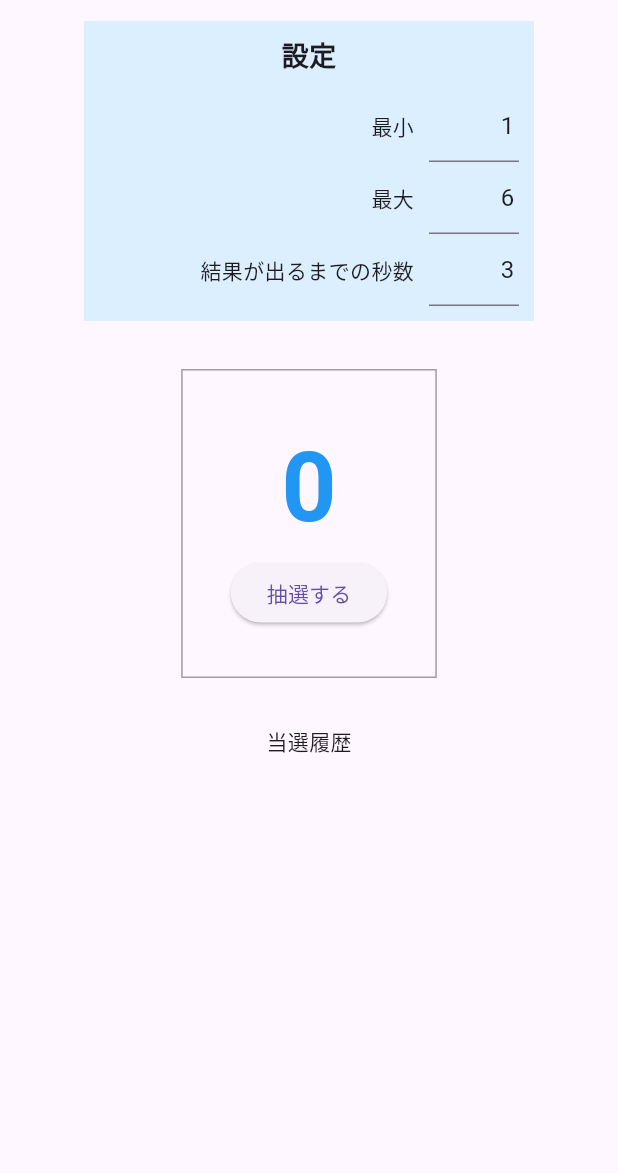
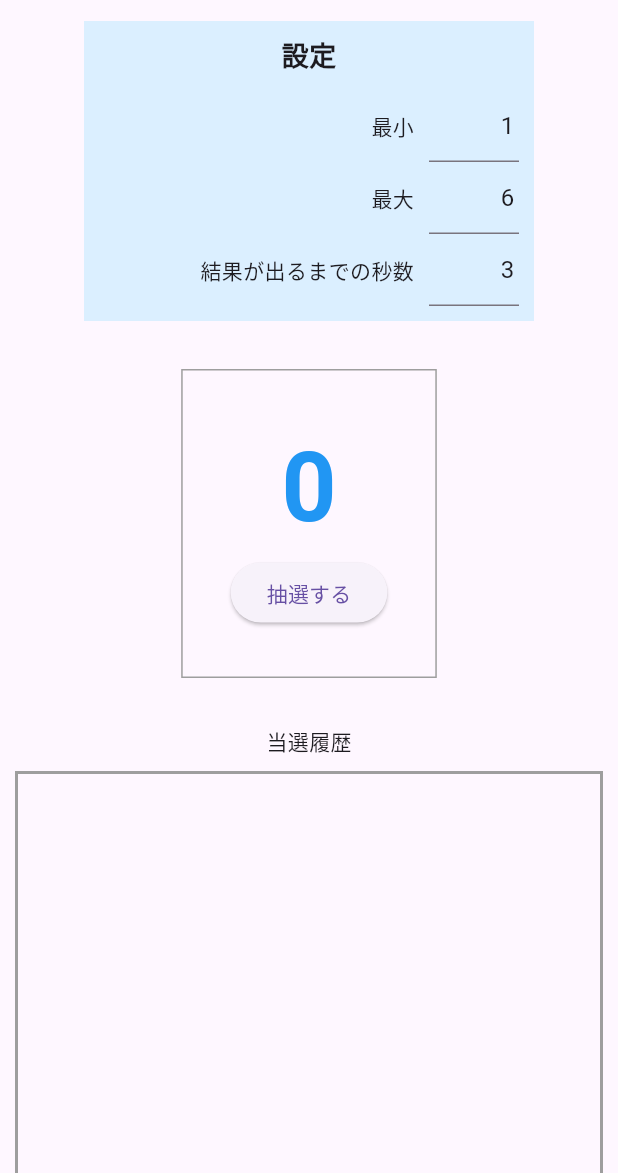
Before and after one commit to dj-kusuha/lottery, a Flutter app: the screen it shows after launch, on a phone screen of 412 x 824 dp, the part 63-1236 px from its top. Run offline on Flutter 3.47's test engine with Material 3 defaults, Android fonts, the light colour scheme and no system bars; our stand-ins replace flutter_hooks, hooks_riverpod, riverpod_annotation; generated files the repository leaves out were written again.

Commit message:
fix: 画面全体がスクロールできるように

```diff
--- a/lib/main.dart
+++ b/lib/main.dart
@@ -22,15 +22,17 @@ class MainApp extends StatelessWidget {
           leading: const Icon(Icons.emoji_emotions_outlined),
           title: const Text('抽選くん'),
         ),
-        body: const Column(children: [
+        body: SingleChildScrollView(
+          child: Column(
+            children: [
               SettingsWidget(),
               SizedBox(height: 32),
               ButtonTest(),
               SizedBox(height: 32),
-          Expanded(
-            child: HistoryWidget(),
+              HistoryWidget(),
+            ],
           ),
-        ]),
+        ),
       ),
     );
   }
@@ -48,8 +50,7 @@ class ButtonTest extends HookConsumerWidget {
     final settings = ref.watch(settingsStateProvider);
     final roulette = ref.watch(rouletteStateProvider);
 
-    return SingleChildScrollView(
-      child: Container(
+    return Container(
       padding: const EdgeInsets.all(32),
       decoration: BoxDecoration(
         border: Border.all(color: Colors.grey),
@@ -78,7 +79,6 @@ class ButtonTest extends HookConsumerWidget {
           ),
         ],
       ),
-      ),
     );
   }
 }
--- a/lib/view/history_widget.dart
+++ b/lib/view/history_widget.dart
@@ -11,7 +11,15 @@ class HistoryWidget extends ConsumerWidget {
 
     return Column(children: [
       const Text('当選履歴'),
-      Expanded(
+      Container(
+        height: 400,
+        margin: const EdgeInsets.all(10),
+        decoration: BoxDecoration(
+          border: Border.all(
+            color: Colors.grey,
+            width: 2,
+          ),
+        ),
         child: ListView.separated(
           itemBuilder: (context, index) {
             return ListTile(
```
Lines whose indentation alone changed are shown as unchanged.
